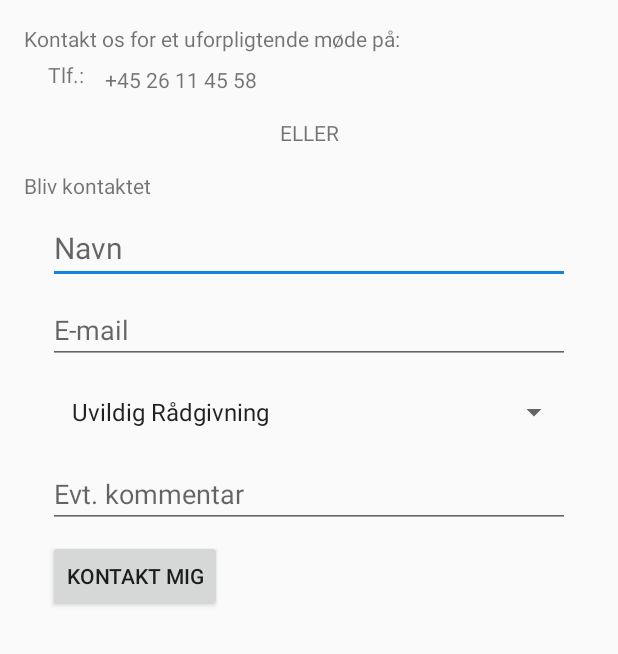
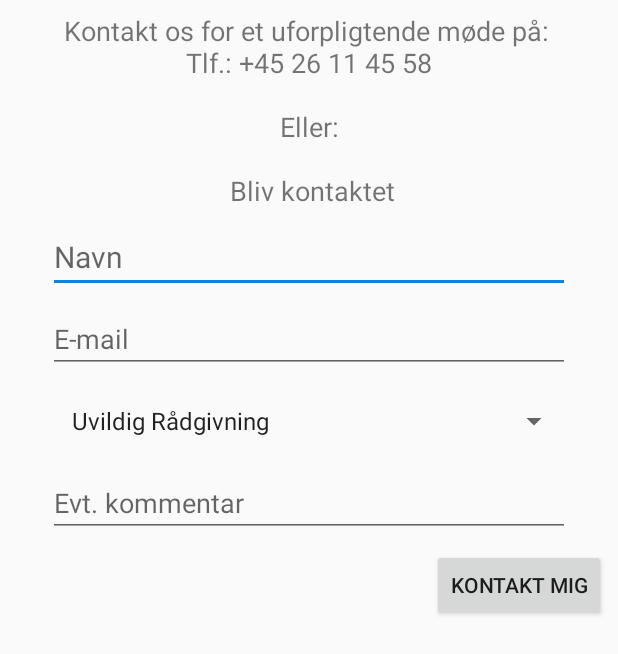
Before and after one commit to TheWombat13/PensionConsultMainPage, an Android app: the screen it shows after launch (Contact), in the side drawer, after a tap on "Kontaktinformation", on a phone screen of 412 x 824 dp. Shown: the top 654 px of the screen. Run offline under Robolectric (Android 15) with nearby library versions, the phone set to English and light mode, and no system bars.

Commit message:
Reworks
Small rework of Contact page - Still needs top toolbar.
Reworked frontpage animation.

```diff
--- a/app/src/main/java/com/example/jonathanlarsen/pensionconsultmainpage/Contact.java
+++ b/app/src/main/java/com/example/jonathanlarsen/pensionconsultmainpage/Contact.java
@@ -4,16 +4,12 @@ import android.app.Activity;
 import android.app.AlertDialog;
 import android.content.DialogInterface;
 import android.content.Intent;
-import android.support.v7.app.AppCompatActivity;
 import android.os.Bundle;
-import android.util.Log;
 import android.view.View;
 import android.widget.ArrayAdapter;
 import android.widget.Button;
 import android.widget.EditText;
 import android.widget.Spinner;
-
-import javax.security.auth.Subject;
 
 public class Contact extends Activity implements View.OnClickListener {
 
--- a/app/src/main/res/drawable/frontpageanim.xml
+++ b/app/src/main/res/drawable/frontpageanim.xml
@@ -1,6 +1,6 @@
 <?xml version="1.0" encoding="utf-8"?>
 <animation-list xmlns:android="http://schemas.android.com/apk/res/android" android:id="@+id/selected"
     android:oneshot="false">
-    <item android:drawable="@drawable/img1_2" android:duration="5000" />
-    <item android:drawable="@drawable/img2_2" android:duration="5000" />
+    <item android:drawable="@drawable/img1" android:duration="5000" />
+    <item android:drawable="@drawable/img2" android:duration="5000" />
 </animation-list>
--- a/app/src/main/res/layout/activity_contact.xml
+++ b/app/src/main/res/layout/activity_contact.xml
@@ -5,79 +5,26 @@
     xmlns:tools="http://schemas.android.com/tools"
     android:id="@+id/ScrollView01"
     android:layout_width="match_parent"
-    android:layout_height="match_parent" >
+    android:layout_height="match_parent">
 
     <android.support.constraint.ConstraintLayout
         android:layout_width="match_parent"
-        android:layout_height="match_parent" >
+        android:layout_height="match_parent">
 
         <TextView
             android:id="@+id/textView"
-            android:layout_width="0dp"
+            android:layout_width="wrap_content"
             android:layout_height="wrap_content"
-            android:layout_marginStart="16dp"
-            android:layout_marginEnd="16dp"
-            android:layout_marginTop="16dp"
-            android:text="Kontakt os for et uforpligtende møde på:"
-            app:layout_constraintTop_toTopOf="parent"
-            android:layout_marginRight="16dp"
-            app:layout_constraintRight_toRightOf="parent"
-            android:layout_marginLeft="16dp"
-            app:layout_constraintLeft_toLeftOf="parent" />
-
-
-        <TextView
-            android:id="@+id/textView4"
-            android:layout_width="30dp"
-            android:layout_height="wrap_content"
-            android:layout_marginLeft="32dp"
-            android:layout_marginTop="40dp"
-            android:text="Tlf.:"
-            app:layout_constraintLeft_toLeftOf="parent"
+            android:layout_marginEnd="8dp"
+            android:layout_marginStart="8dp"
+            android:layout_marginTop="8dp"
+            android:gravity="center"
+            android:text="Kontakt os for et uforpligtende møde på: \n Tlf.: +45 26 11 45 58 \n \n Eller: \n \n Bliv kontaktet"
+            android:textSize="18dp"
+            app:layout_constraintEnd_toEndOf="parent"
+            app:layout_constraintStart_toStartOf="parent"
             app:layout_constraintTop_toTopOf="parent" />
 
-        <TextView
-            android:id="@+id/textView5"
-            android:layout_width="0dp"
-            android:layout_height="wrap_content"
-            android:layout_marginLeft="8dp"
-            android:layout_marginRight="32dp"
-            android:layout_marginTop="8dp"
-            android:text="+45 26 11 45 58"
-            app:layout_constraintHorizontal_bias="0.0"
-            app:layout_constraintLeft_toRightOf="@+id/textView4"
-            app:layout_constraintRight_toRightOf="parent"
-            app:layout_constraintTop_toBottomOf="@+id/textView" />
-
-        <TextView
-            android:id="@+id/textView6"
-            android:layout_width="0dp"
-            android:layout_height="wrap_content"
-            app:layout_constraintLeft_toLeftOf="parent"
-            app:layout_constraintRight_toRightOf="parent"
-            app:layout_constraintTop_toBottomOf="@+id/textView5"
-            android:layout_marginStart="16dp"
-            android:layout_marginEnd="16dp"
-            android:text="ELLER"
-            android:textAlignment="center"
-            android:layout_marginTop="16dp"
-            app:layout_constraintHorizontal_bias="0.41"
-            android:layout_marginLeft="16dp"
-            android:layout_marginRight="16dp" />
-
-        <TextView
-            android:id="@+id/textView7"
-            android:layout_width="0dp"
-            android:layout_height="wrap_content"
-            app:layout_constraintLeft_toLeftOf="parent"
-            app:layout_constraintTop_toBottomOf="@+id/textView6"
-            android:layout_marginStart="16dp"
-            android:layout_marginEnd="16dp"
-            android:text="Bliv kontaktet"
-            android:layout_marginLeft="16dp"
-            android:layout_marginTop="16dp"
-            android:layout_marginRight="16dp"
-            app:layout_constraintRight_toRightOf="parent" />
 
         <EditText
             android:id="@+id/etName"
@@ -85,8 +32,6 @@
             android:layout_height="wrap_content"
             android:layout_marginLeft="32dp"
             android:layout_marginRight="32dp"
-            android:layout_marginStart="32dp"
-            android:layout_marginEnd="32dp"
             android:layout_marginTop="8dp"
             android:ems="10"
             android:hint="Navn"
@@ -95,7 +40,7 @@
             app:layout_constraintHorizontal_bias="0.0"
             app:layout_constraintLeft_toLeftOf="parent"
             app:layout_constraintRight_toRightOf="parent"
-            app:layout_constraintTop_toBottomOf="@+id/textView7" />
+            app:layout_constraintTop_toBottomOf="@+id/textView" />
 
         <EditText
             android:id="@+id/etMail"
@@ -116,10 +61,10 @@
             android:id="@+id/spinner"
             android:layout_width="0dp"
             android:layout_height="wrap_content"
+            android:layout_marginEnd="32dp"
             android:layout_marginLeft="32dp"
             android:layout_marginRight="32dp"
             android:layout_marginStart="32dp"
-            android:layout_marginEnd="32dp"
             android:layout_marginTop="8dp"
             app:layout_constraintHorizontal_bias="0.0"
             app:layout_constraintLeft_toLeftOf="parent"
@@ -130,10 +75,10 @@
             android:id="@+id/etComment"
             android:layout_width="0dp"
             android:layout_height="wrap_content"
+            android:layout_marginEnd="32dp"
             android:layout_marginLeft="32dp"
             android:layout_marginRight="32dp"
             android:layout_marginStart="32dp"
-            android:layout_marginEnd="32dp"
             android:layout_marginTop="8dp"
             android:ems="10"
             android:hint="Evt. kommentar"
@@ -146,14 +91,17 @@
         <Button
             android:id="@+id/button2"
             android:layout_width="wrap_content"
+
             android:layout_height="wrap_content"
             android:layout_marginBottom="16dp"
+            android:layout_marginEnd="8dp"
             android:layout_marginLeft="32dp"
-            android:layout_marginStart="32dp"
             android:layout_marginTop="8dp"
+            android:gravity="center"
             android:onClick="sendMessage"
             android:text="Kontakt mig"
             app:layout_constraintBottom_toBottomOf="parent"
+            app:layout_constraintEnd_toEndOf="parent"
             app:layout_constraintLeft_toLeftOf="parent"
             app:layout_constraintTop_toBottomOf="@+id/etComment"
             app:layout_constraintVertical_bias="1.0" />
--- a/app/src/main/res/layout/content_front_page.xml
+++ b/app/src/main/res/layout/content_front_page.xml
@@ -37,10 +37,8 @@
 
             <Button
                 android:id="@+id/test"
-
                 android:layout_width="270dp"
                 android:layout_height="60dp"
-
                 android:layout_marginTop="8dp"
                 android:background="@drawable/buttonshape"
                 android:shadowColor="#A8A8A8"
@@ -55,8 +53,7 @@
                 app:layout_constraintLeft_toLeftOf="parent"
                 app:layout_constraintRight_toRightOf="parent"
                 app:layout_constraintStart_toStartOf="parent"
-                app:layout_constraintTop_toBottomOf="@+id/testinfo"
-                app:layout_constraintVertical_bias="0.733" />
+                app:layout_constraintTop_toBottomOf="@+id/testinfo"/>
 
             <Button
                 android:id="@+id/readmore"
```
Also changed, not shown: app/src/main/res/drawable/img1_2.png (deleted), app/src/main/res/drawable/img2_2.png (deleted), 2 other files.
